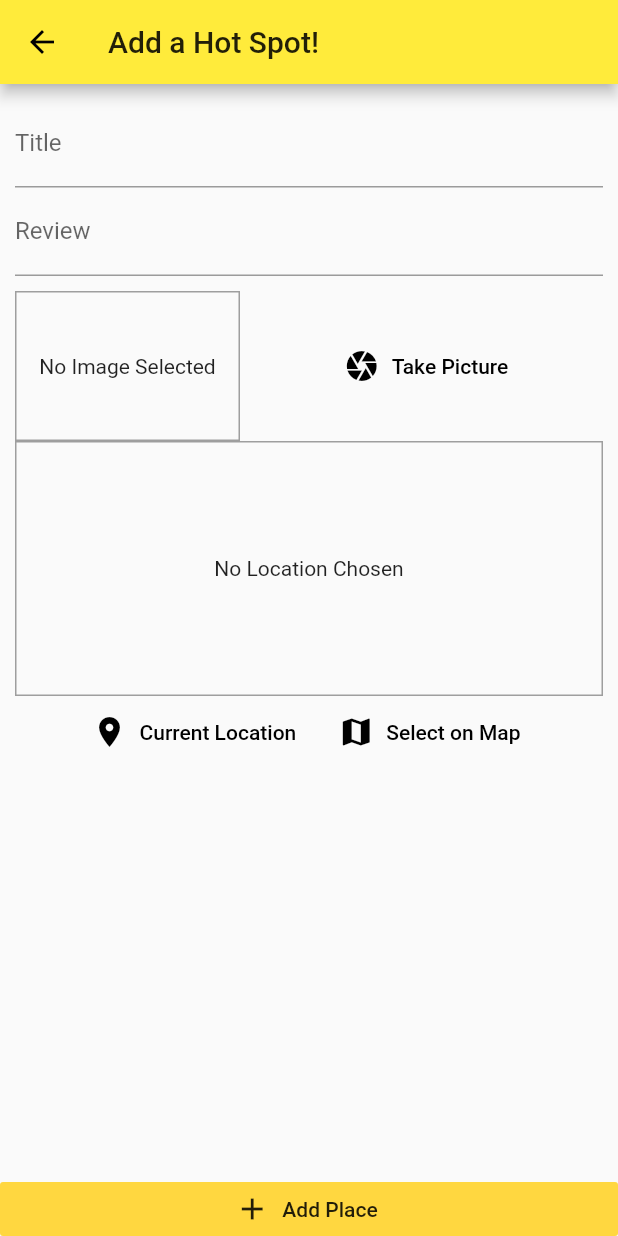
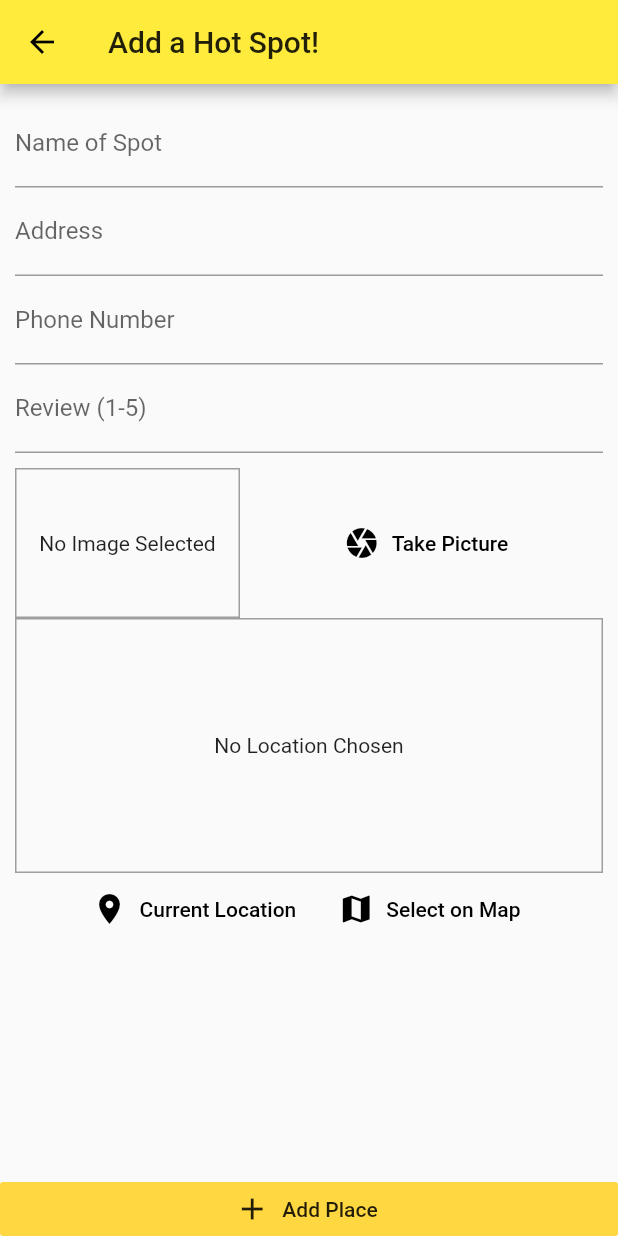
Before and after one commit to izzyolejnik/HotSpotz, a Flutter app: the AddPlaceScreen screen opened by its route, after a tap on "Add Place", on a phone screen of 412 x 824 dp. Run offline on Flutter 3.47's test engine with Material 2 defaults, Android fonts, the phone set to English and light mode, and no system bars; our stand-ins replace google_maps_flutter, image_picker, location; missing offline and left inert: mysql1.

Commit message:
trying to implement addLocations http connection, also some changes to the add location page and the places.dart class

```diff
--- a/lib/models/place.dart
+++ b/lib/models/place.dart
@@ -14,17 +14,19 @@ class PlaceLocation {
   });
 }
 class Place {
-  final String id;
-  final String title;
+  final String name;
+  final String address;
+  final String number;
+  final String review;
   final PlaceLocation location;
-  final String review;
   final File image;
 
   Place({
-    @required this.id,
-    @required this.title,
-    @required this.location,
+    @required this.name,
+    @required this.address,
+    this.number,
     this.review,
+    this.location,
     this.image,
   });
 }
--- a/lib/providers/userPlaces.dart
+++ b/lib/providers/userPlaces.dart
@@ -1,7 +1,11 @@
 import 'package:flutter/foundation.dart';
+import 'dart:convert';
 import '../models/place.dart';
 import 'dart:io';
 import '../helpers/locationHelper.dart';
+import 'package:http/http.dart' as http;
+import 'package:mysql1/mysql1.dart' as sql;
+import '../helpers/dbHelper.dart';
 
 class UserPlaces with ChangeNotifier {
   List<Place> _items = [];
@@ -9,15 +13,19 @@ class UserPlaces with ChangeNotifier {
   List<Place> get items {
     return [..._items];
   }
-  Place findById(String id){
-    return _items.firstWhere((place) => place.id == id);
+
+  Place findById(String name) {
+    return _items.firstWhere((place) => place.name == name);
   }
+
   Future<void> addPlace(
-     String pickedTitle,
+      String pickedName,
+      String pickedAddress,
+      String pickedNumber,
+      String pickedReview,
       File pickedImage,
-     String pickedReview,
-     PlaceLocation pickedLocation,
-   ) async{
+      PlaceLocation pickedLocation,) async {
+
     final address = await LocationHelper.getPlaceAddress(
         pickedLocation.latitude, pickedLocation.longitude);
     final updatedLocation = PlaceLocation(
@@ -25,21 +33,27 @@ class UserPlaces with ChangeNotifier {
       longitude: pickedLocation.longitude,
       address: address,
     );
-     final newPlace = Place(
-       id: DateTime.now().toString(),
-       image: pickedImage,
-       title: pickedTitle,
-       review: pickedReview,
-       location: updatedLocation,
-     );
-     _items.add(newPlace);
-     notifyListeners();
+    String sendAddress = "";
+
+    if (pickedAddress == "" && updatedLocation.address != ""){
+      sendAddress = updatedLocation.address;
+    }
+    else if (updatedLocation.address == "" && pickedAddress != ""){
+      sendAddress = pickedAddress;
+    }
+
+    final Map<String, dynamic> locationData = {
+      'Name': pickedName,
+      'Address': sendAddress,
+      'Phone': pickedNumber,
+      'Review': pickedReview,
+    };
+    DBHelper.addLocation(locationData);
+
+
 // NEED TO INSERT DATA INTO A PLACES TABLE IN DB
 
 // NEED A FETCH AND SET PLACES FUNCTION
 // VIDEOS 255 & 256 IN UDEMY. IMPLEMENT IN MYSQL
-
-
-
   }
 }
--- a/lib/screens/addPlaceScreen.dart
+++ b/lib/screens/addPlaceScreen.dart
@@ -16,8 +16,11 @@ class AddPlaceScreen extends StatefulWidget {
 
 class _AddPlaceScreenState extends State<AddPlaceScreen> {
 
-  final _titleController = TextEditingController();
+  final _nameController = TextEditingController();
   final _reviewController = TextEditingController();
+  final _addressController = TextEditingController();
+  final _numberController = TextEditingController();
+
 
   File _pickedImage;
   PlaceLocation _pickedLocation;
@@ -31,14 +34,12 @@ class _AddPlaceScreenState extends State<AddPlaceScreen> {
 
   void _savePlace() {
     // Doesn't let user save place if title is empty
-    if(_titleController.text.isEmpty ||
-        _pickedImage == null ||
-        _reviewController.text.isEmpty){
+    if(_nameController.text.isEmpty){
       return;
     }
 
     Provider.of<UserPlaces>(context, listen: false)
-        .addPlace(_titleController.text, _pickedImage, _reviewController.text, _pickedLocation);
+        .addPlace(_nameController.text, _addressController.text, _numberController.text, _reviewController.text, _pickedImage, _pickedLocation);
     Navigator.of(context).pop();
   }
 
@@ -58,11 +59,19 @@ class _AddPlaceScreenState extends State<AddPlaceScreen> {
               child: Column(
               children: <Widget>[
                 TextField(
-                  decoration: InputDecoration(labelText: 'Title'),
-                  controller: _titleController,
+                  decoration: InputDecoration(labelText: 'Name of Spot'),
+                  controller: _nameController,
                 ),
                 TextField(
-                  decoration: InputDecoration(labelText: 'Review'),
+                  decoration: InputDecoration(labelText: 'Address'),
+                  controller: _addressController,
+                ),
+                TextField(
+                  decoration: InputDecoration(labelText: 'Phone Number'),
+                  controller: _numberController,
+                ),
+                TextField(
+                  decoration: InputDecoration(labelText: 'Review (1-5)'),
                   controller: _reviewController,
                 ),
                 SizedBox(height: 10,),
--- a/lib/screens/placesDetailScreen.dart
+++ b/lib/screens/placesDetailScreen.dart
@@ -8,12 +8,12 @@ class PlacesDetailScreen extends StatelessWidget{
 
   @override
   Widget build(BuildContext context){
-    final id = ModalRoute.of(context).settings.arguments;
+    final name = ModalRoute.of(context).settings.arguments;
     final selectedPlace =
-        Provider.of<UserPlaces>(context, listen: false).findById(id);
+        Provider.of<UserPlaces>(context, listen: false).findById(name);
     return Scaffold(
       appBar: AppBar(
-        title: Text(selectedPlace.title),
+        title: Text(selectedPlace.name),
       ),
     body: Column(children: <Widget>[
       Container(
--- a/lib/screens/placesListScreen.dart
+++ b/lib/screens/placesListScreen.dart
@@ -51,9 +51,13 @@ class _PlacesListScreenState extends State<PlacesListScreen> {
           ),
         ],
       ),
+
+
       // CONSUMER IS REPLACED WITH FUTURE BUILDER WIDGET IN UDEMY
       // FUTURE BUILDER WIDGET CALLS SET AND GET FUNCTION TO HAVE APP DISPLAY
       // LOCATIONS FROM THE DATABASE UPON OPENING --- WILL NEED TO IMPLEMENTED WITH MYSQL
+
+
       body: Consumer<UserPlaces>(
         child: Center(
           //child: const Text('No Hot Spotz just yet!'),
@@ -69,11 +73,11 @@ class _PlacesListScreenState extends State<PlacesListScreen> {
                         userPlaces.items[i].image
                     ),
                   ),
-                  title: Text(userPlaces.items[i].title),
+                  title: Text(userPlaces.items[i].name),
                   subtitle: Text(userPlaces.items[i].location.address),
                   onTap: () {
                     Navigator.of(context).pushNamed(
-                      PlacesDetailScreen.routeName, arguments: userPlaces.items[i].id,
+                      PlacesDetailScreen.routeName, arguments: userPlaces.items[i].name,
                     );
                   }
                 ),
--- a/pubspec.yaml
+++ b/pubspec.yaml
@@ -20,9 +20,9 @@ dependencies:
   flutter:
     sdk: flutter
   http: ^0.12.0+2
+  mysql1: ^0.17.0+1
   provider: ^3.2.0
   google_maps_flutter: ^0.5.21+13
-  mysql1: ^0.17.0+1
   image_picker: ^0.6.0+9
   path_provider: ^1.4.5
   path: ^1.6.4
```
Also changed, not shown: lib/screens/map_screen.dart (line endings or trailing spaces). Lines whose indentation alone changed are shown as unchanged.
